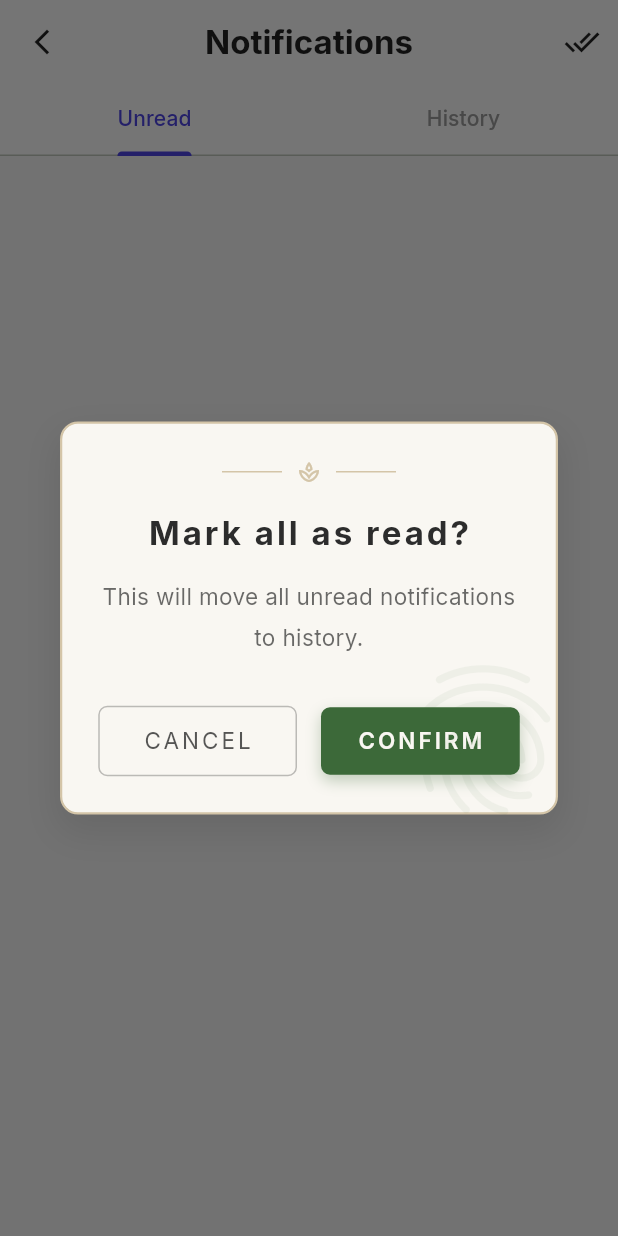
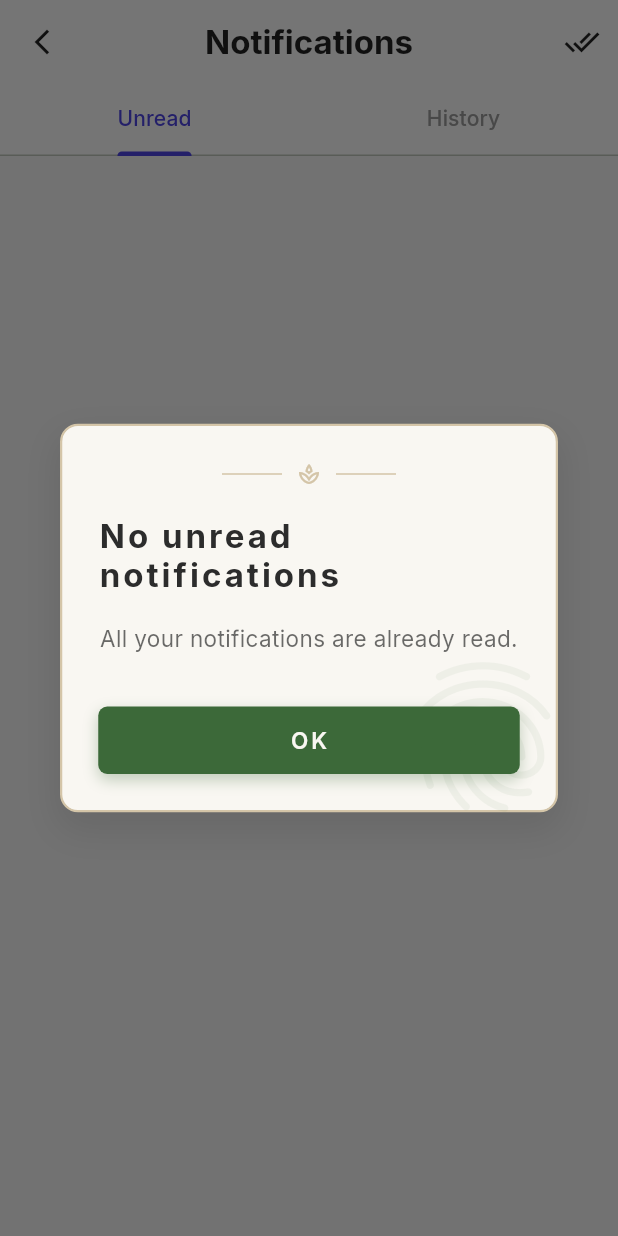
Before and after one commit to momoka129/property_fee_app, a Flutter app: the NotificationsScreen screen opened by its route, after a tap on the "done all" icon, on a phone screen of 412 x 824 dp. Run offline on Flutter 3.47's test engine with Material 3 defaults, Android fonts, the phone set to English and light mode, and no system bars; our stand-ins replace cached_network_image, cloud_firestore, firebase_auth, firebase_core, firebase_storage, fl_chart and 2 more; missing offline and left inert: flutter_stripe; accounts and stored records are empty.

Commit message:
已读按钮，如果没有未读邮件，点击时，会显示没有未读邮件信息

```diff
--- a/lib/screens/notifications_screen.dart
+++ b/lib/screens/notifications_screen.dart
@@ -61,9 +61,23 @@
   }
 
   // --- 顶部清除所有未读的确认弹窗 ---
-  void _showMarkAllReadDialog() {
+  void _showMarkAllReadDialog(List<UserNotificationModel> unreadNotifications) {
     final userId = _currentUserId;
     if (userId == null) return;
+
+    // 检查是否有未读通知
+    if (unreadNotifications.isEmpty) {
+      showDialog(
+        context: context,
+        builder: (context) => ClassicalDialog(
+          title: 'No unread notifications',
+          content: 'All your notifications are already read.',
+          confirmText: 'OK',
+          onConfirm: () => Navigator.pop(context),
+        ),
+      );
+      return;
+    }
 
     // 这个操作仍然需要确认，所以保留 cancelText
     showDialog(
@@ -82,12 +96,33 @@
     );
   }
 
+
   @override
   Widget build(BuildContext context) {
     // 如果没有用户登录，显示 loading 或空
     if (_currentUserId == null) {
       return const Scaffold(body: Center(child: CircularProgressIndicator()));
     }
+
+    return StreamBuilder<List<UserNotificationModel>>(
+      stream: _notificationsStream,
+      builder: (context, snapshot) {
+        if (snapshot.connectionState == ConnectionState.waiting) {
+          return const Scaffold(
+            backgroundColor: Color(0xFFF9F9F9),
+            body: Center(child: CircularProgressIndicator()),
+          );
+        }
+        if (snapshot.hasError) {
+          return Scaffold(
+            backgroundColor: const Color(0xFFF9F9F9),
+            body: Center(child: Text('Error: ${snapshot.error}')),
+          );
+        }
+
+        final allNotifications = snapshot.data ?? [];
+        final unread = allNotifications.where((n) => !n.isRead).toList();
+        final history = allNotifications.where((n) => n.isRead).toList();
 
         return Scaffold(
           backgroundColor: const Color(0xFFF9F9F9),
@@ -107,7 +142,7 @@
               IconButton(
                 icon: const Icon(Icons.done_all, color: Colors.black87),
                 tooltip: 'Mark all as read',
-            onPressed: _showMarkAllReadDialog,
+                onPressed: () => _showMarkAllReadDialog(unread),
               ),
             ],
             bottom: TabBar(
@@ -121,29 +156,15 @@
               ],
             ),
           ),
-      body: StreamBuilder<List<UserNotificationModel>>(
-        stream: _notificationsStream,
-        builder: (context, snapshot) {
-          if (snapshot.connectionState == ConnectionState.waiting) {
-            return const Center(child: CircularProgressIndicator());
-          }
-          if (snapshot.hasError) {
-            return Center(child: Text('Error: ${snapshot.error}'));
-          }
-
-          final allNotifications = snapshot.data ?? [];
-          final unread = allNotifications.where((n) => !n.isRead).toList();
-          final history = allNotifications.where((n) => n.isRead).toList();
-
-          return TabBarView(
+          body: TabBarView(
             controller: _tabController,
             children: [
               _buildNotificationList(unread, isEmptyMessage: 'No new notifications'),
               _buildNotificationList(history, isEmptyMessage: 'No history'),
             ],
+          ),
         );
       },
-      ),
     );
   }
 
```
Lines whose indentation alone changed are shown as unchanged.
